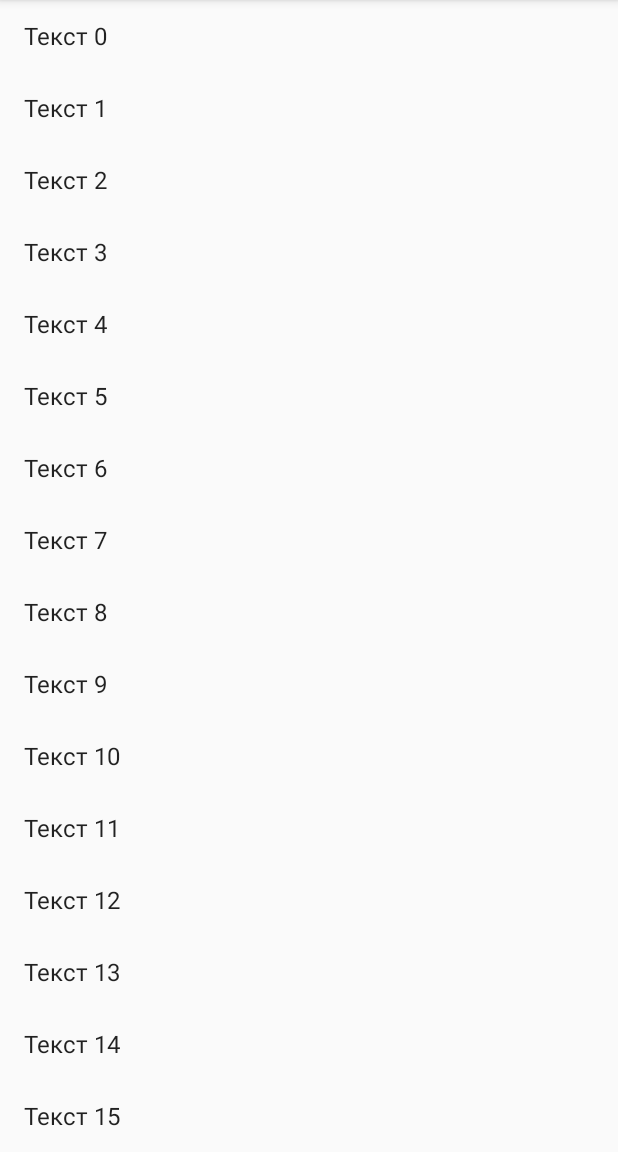
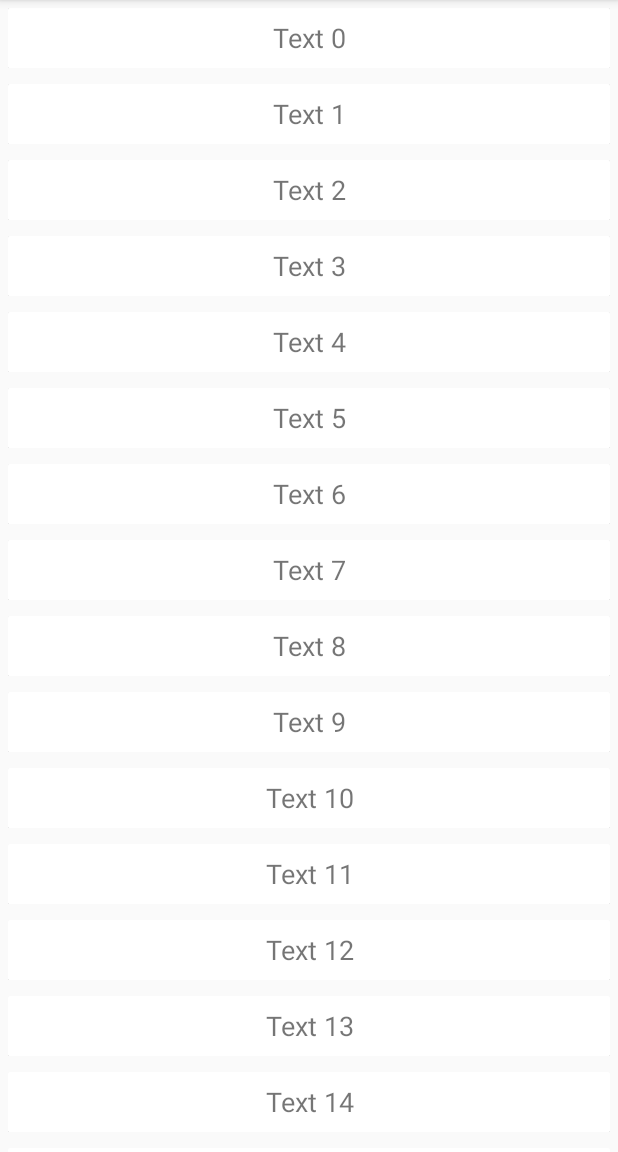
Before and after one commit to alexsemagin/TwoPaneApp, an Android app: the screen it shows after launch (AppActivity), on a phone screen of 412 x 824 dp, the part 84-1236 px from its top. Run offline under Robolectric (Android 15) with nearby library versions, the light colour scheme and no system bars.

Commit message:
Update #1

```diff
--- a/app/src/main/java/android/rarus/twopaneapp/Callbacks.java
+++ b/app/src/main/java/android/rarus/twopaneapp/CallbacksClick.java
@@ -4,6 +4,6 @@ package android.rarus.twopaneapp;
  * Created by antonc on 16.03.2017.
  */
 
-public interface Callbacks {
+public interface CallbacksClick {
     void onItemSelected(String text);
 }
--- /dev/null
+++ b/app/src/main/java/android/rarus/twopaneapp/DataItem.java
@@ -0,0 +1,34 @@
+package android.rarus.twopaneapp;
+
+import java.util.UUID;
+
+/**
+ * Created by antonc on 17.03.2017.
+ */
+
+public class DataItem {
+    private UUID mId;
+    private String mTitle;
+
+
+    public DataItem(String title) {
+        mTitle = title;
+        mId = UUID.randomUUID();
+    }
+
+    public UUID getId() {
+        return mId;
+    }
+
+    public void setId(UUID id) {
+        mId = id;
+    }
+
+    public void setTitle(String title) {
+        mTitle = title;
+    }
+
+    public String getTitle() {
+        return mTitle;
+    }
+}
--- /dev/null
+++ b/app/src/main/java/android/rarus/twopaneapp/DataList.java
@@ -0,0 +1,40 @@
+package android.rarus.twopaneapp;
+
+import android.content.Context;
+
+import java.util.ArrayList;
+
+/**
+ * Created by antonc on 17.03.2017.
+ */
+
+public class DataList {
+    private static DataList sDataList;
+    private ArrayList<DataItem> mDataItems;
+
+    private DataList() {
+        mDataItems = new ArrayList<>();
+        for(int i = 0; i<100; i++) {
+            mDataItems.add(new DataItem("Text " + i));
+        }
+    }
+
+    public static DataList get() {
+        if(sDataList == null)
+            sDataList = new DataList();
+        return sDataList;
+    }
+
+    public String getTitle(int position) {
+        return mDataItems.get(position).getTitle();
+    }
+
+    public int size() {
+        return mDataItems.size();
+    }
+
+
+
+
+
+}
--- a/app/src/main/java/android/rarus/twopaneapp/ListFragment.java
+++ b/app/src/main/java/android/rarus/twopaneapp/ListFragment.java
@@ -1,7 +1,9 @@
 package android.rarus.twopaneapp;
 
 import android.os.Bundle;
+import android.support.annotation.Nullable;
 import android.support.v4.app.Fragment;
+import android.support.v4.app.FragmentManager;
 import android.support.v7.widget.LinearLayoutManager;
 import android.support.v7.widget.RecyclerView;
 import android.view.LayoutInflater;
@@ -13,33 +15,18 @@ import java.util.List;
 
 public class ListFragment extends Fragment {
     private RecyclerView mRecyclerView;
-    private List <String> mStringList;
+
 
     @Override
     public View onCreateView(LayoutInflater inflater, ViewGroup container, Bundle savedInstanceState) {
         View view = inflater.inflate(R.layout.fragment_list, container, false);
         setRetainInstance(true);
-        mStringList = new ArrayList<>();
+
 
         mRecyclerView = (RecyclerView) view.findViewById(R.id.recycler_view);
         mRecyclerView.setLayoutManager(new LinearLayoutManager(getActivity()));
-
-        final RecyclerAdapter adapter = new RecyclerAdapter(getContext(), mStringList);
-
-
+        final RecyclerAdapter adapter = new RecyclerAdapter(getContext(), DataList.get());
         mRecyclerView.setAdapter(adapter);
         return view;
     }
-
-
-
-    @Override
-    public void onViewCreated(View view, Bundle savedInstanceState) {
-        super.onViewCreated(view, savedInstanceState);
-
-        for(int i = 0; i <100; i++ ){
-            mStringList.add("Текст "+i);
-        }
-    }
-
 }
--- /dev/null
+++ b/app/src/main/java/android/rarus/twopaneapp/OnBackPressedListener.java
@@ -0,0 +1,9 @@
+package android.rarus.twopaneapp;
+
+/**
+ * Created by antonc on 17.03.2017.
+ */
+
+public interface OnBackPressedListener {
+    public void onBackPressed();
+}
--- a/app/src/main/java/android/rarus/twopaneapp/RecyclerAdapter.java
+++ b/app/src/main/java/android/rarus/twopaneapp/RecyclerAdapter.java
@@ -1,7 +1,5 @@
 package android.rarus.twopaneapp;
 
-
-import android.app.Activity;
 import android.content.Context;
 import android.support.v7.widget.RecyclerView;
 import android.view.LayoutInflater;
@@ -9,17 +7,15 @@ import android.view.View;
 import android.view.ViewGroup;
 import android.widget.TextView;
 
-import java.util.List;
-
 
 public  class RecyclerAdapter extends RecyclerView.Adapter<RecyclerHolder> {
-    private List<String> mStringList;
+    private DataList mStringList;
     private RecyclerHolder mRecyclerHolder;
     private Context mContext;
     private TextView mTextView;
 
 
-    public  RecyclerAdapter(Context context, List<String> strings) {
+    public  RecyclerAdapter(Context context, DataList strings) {
         mStringList = strings;
         mContext = context;
     }
@@ -28,8 +24,8 @@ public  class RecyclerAdapter extends RecyclerView.Adapter<RecyclerHolder> {
     //При вызове получает ViewHolder и позицию в наборе данных
     @Override
     public void onBindViewHolder(android.rarus.twopaneapp.RecyclerHolder holder, int position) {
-        mTextView= (TextView) holder.getView();
-        mTextView.setText(mStringList.get(position));
+        mTextView= holder.getTextView();
+        mTextView.setText(mStringList.getTitle(position));
     }
 
 
@@ -38,11 +34,12 @@ public  class RecyclerAdapter extends RecyclerView.Adapter<RecyclerHolder> {
     @Override
     public RecyclerHolder onCreateViewHolder(ViewGroup parent, int viewType) {
         LayoutInflater layoutInflater = LayoutInflater.from(mContext);
-        //Для представления возьмем макет из стандартной бибилиотеки android
-       View view = layoutInflater.inflate(android.R.layout.simple_list_item_1, parent, false);
+        View view = layoutInflater.inflate(R.layout.list_item, parent, false);
         mRecyclerHolder = new RecyclerHolder(view, mContext);
         return mRecyclerHolder;
     }
+
+
 
     //Метод для получения количества элементов
     @Override
--- a/app/src/main/java/android/rarus/twopaneapp/RecyclerHolder.java
+++ b/app/src/main/java/android/rarus/twopaneapp/RecyclerHolder.java
@@ -1,33 +1,36 @@
 package android.rarus.twopaneapp;
 
 import android.content.Context;
+import android.support.v4.app.Fragment;
 import android.support.v7.widget.RecyclerView;
 import android.view.View;
 import android.widget.TextView;
 
 
-
 public class RecyclerHolder extends RecyclerView.ViewHolder implements View.OnClickListener {
     private TextView mTextView;
-    private Callbacks mCallbacks;
+    private CallbacksClick mCallbacksClick;
 
 
     public  RecyclerHolder(View itemView, Context context) {
         super(itemView);
-        mTextView = (TextView) itemView;
-        if(context instanceof Callbacks)
-            mCallbacks = (Callbacks) context;
+       // mTextView = (TextView) itemView;
+        mTextView = (TextView) itemView.findViewById(R.id.info_text);
+
+        if(context instanceof CallbacksClick)
+            mCallbacksClick = (CallbacksClick) context;
         itemView.setOnClickListener(this);
 
     }
 
-    public TextView getView() {
+    public TextView getTextView() {
         return  mTextView;
     }
 
     @Override
     public void onClick(View v) {
-        String text = ((TextView) v).getText().toString();
-        mCallbacks.onItemSelected(text);
+        TextView textView = (TextView) v.findViewById(R.id.info_text);
+        String text = textView .getText().toString();
+        mCallbacksClick.onItemSelected(text);
     }
 }
--- a/app/src/main/res/layout/list_item.xml
+++ b/app/src/main/res/layout/list_item.xml
@@ -1,12 +1,26 @@
 <?xml version="1.0" encoding="utf-8"?>
-<LinearLayout xmlns:android="http://schemas.android.com/apk/res/android"
-    android:orientation="vertical" android:layout_width="match_parent"
-    android:layout_height="match_parent">
+<RelativeLayout
+    xmlns:android="http://schemas.android.com/apk/res/android"
+    android:layout_width="match_parent"
+    android:layout_height="wrap_content"
+    android:layout_margin="5dp"
+    >
 
     <android.support.v7.widget.CardView
+        xmlns:card_view="http://schemas.android.com/apk/res-auto"
+        android:id="@+id/card_view"
+        android:layout_gravity="center"
         android:layout_width="match_parent"
-        android:layout_height="40dp">
+        android:layout_height="40dp"
+        card_view:cardCornerRadius="1dp">
+
+        <TextView
+            android:id="@+id/info_text"
+            android:layout_width="match_parent"
+            android:layout_height="match_parent"
+            android:gravity="center_vertical|center_horizontal"
+            android:textSize="18sp"/>
 
     </android.support.v7.widget.CardView>
 
-</LinearLayout>
+</RelativeLayout>
--- /dev/null
+++ b/app/src/main/res/values-w600dp/refs.xml
@@ -0,0 +1,4 @@
+<?xml version="1.0" encoding="utf-8"?>
+<resources>
+    <item name="activity_masterdetail" type="layout"> @layout/activity_twopane </item>
+</resources>
```
Also changed, not shown: app/src/main/java/android/rarus/twopaneapp/AppActivity.java (+42 -14 lines), app/src/main/java/android/rarus/twopaneapp/DetailFragment.java (+22 -9 lines), app/src/main/res/layout/activity_fragment.xml (+10 -3 lines), app/src/main/res/layout/fragment_detail.xml (+15 -4 lines).
